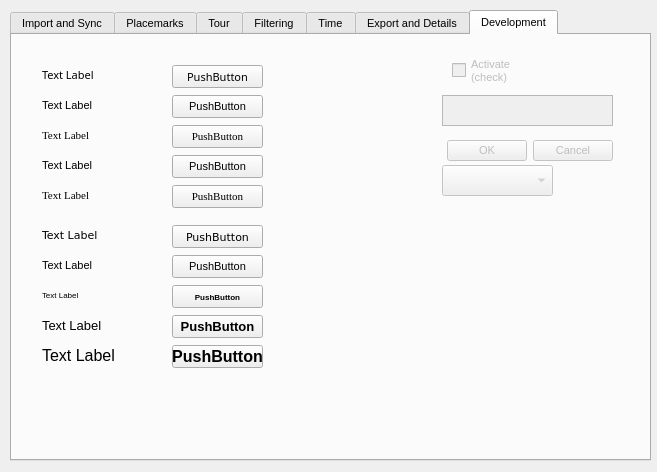
SeanKMcGinnis/250MilesCrossingPhila, file QGISPlugin/MilkMachine/ui_milkmachine.ui: the form before one commit.
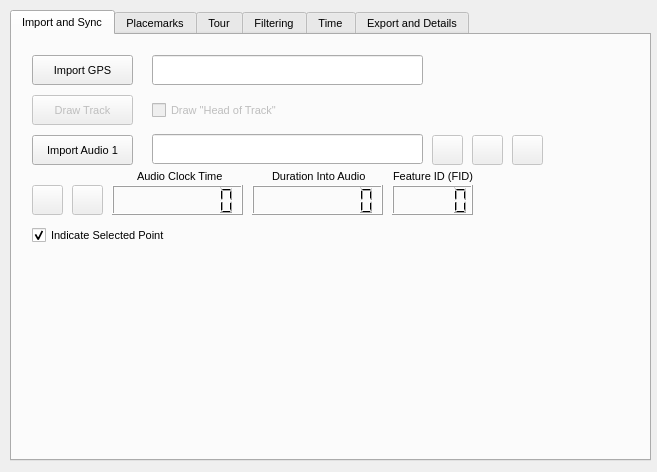
The form after the commit. The open tabs and pages were chosen to show the change. Icons and pictures are not drawn.

Commit message: Camera Symbolize & Select Identify

Patch:
```diff
--- a/QGISPlugin/MilkMachine/ui_milkmachine.ui
+++ b/QGISPlugin/MilkMachine/ui_milkmachine.ui
@@ -2128,6 +2128,116 @@
         </property>
        </widget>
       </widget>
+      <widget class="QWidget" name="tab_8">
+       <attribute name="title">
+        <string>Symbolize | Select</string>
+       </attribute>
+       <widget class="QPushButton" name="pushButton_visualization_camera_symbolize">
+        <property name="enabled">
+         <bool>false</bool>
+        </property>
+        <property name="geometry">
+         <rect>
+          <x>30</x>
+          <y>10</y>
+          <width>75</width>
+          <height>23</height>
+         </rect>
+        </property>
+        <property name="toolTip">
+         <string>&lt;html&gt;&lt;head/&gt;&lt;body&gt;&lt;p&gt;Clicking this button will populate the &amp;quot;symbcamera&amp;quot; field with the names of the &amp;quot;Tour&amp;quot; which have the same settings. The tour name will be appended with a number, which will match other rows if they are the same values and are next to one another. The camera fields that are compared to determine if they are the same are; &amp;quot;altitude&amp;quot;, &amp;quot;altitudemode&amp;quot;,&amp;quot;gxaltitudemode&amp;quot;,&amp;quot;gxhoriz&amp;quot;, &amp;quot;'roll&amp;quot; , &amp;quot;tilt&amp;quot;, &amp;quot;range&amp;quot;, and &amp;quot;follow_angle&amp;quot;.&lt;/p&gt;&lt;p&gt;&lt;br/&gt;&lt;/p&gt;&lt;p&gt; If no tour camera is set for the row, then nothing will be placed there. Once complete, the user can change the symbology in the &amp;quot;Style&amp;quot; tab to set custom symbols to represent the different tour elements that are the same. The active layer must be in an edit session.&lt;/p&gt;&lt;/body&gt;&lt;/html&gt;</string>
+        </property>
+        <property name="text">
+         <string>Symbolize</string>
+        </property>
+       </widget>
+       <widget class="QCheckBox" name="chkActivate">
+        <property name="enabled">
+         <bool>true</bool>
+        </property>
+        <property name="geometry">
+         <rect>
+          <x>30</x>
+          <y>50</y>
+          <width>171</width>
+          <height>31</height>
+         </rect>
+        </property>
+        <property name="toolTip">
+         <string>&lt;html&gt;&lt;head/&gt;&lt;body&gt;&lt;p&gt;When selected, the user can use the mouse to select a point. The text window below will show the results.&lt;/p&gt;&lt;/body&gt;&lt;/html&gt;</string>
+        </property>
+        <property name="text">
+         <string>Enable Camera Point Select</string>
+        </property>
+       </widget>
+       <widget class="QTextEdit" name="txtFeedback">
+        <property name="enabled">
+         <bool>true</bool>
+        </property>
+        <property name="geometry">
+         <rect>
+          <x>30</x>
+          <y>80</y>
+          <width>151</width>
+          <height>151</height>
+         </rect>
+        </property>
+        <property name="toolTip">
+         <string>&lt;html&gt;&lt;head/&gt;&lt;body&gt;&lt;p&gt;Resultf of the &amp;quot;click &amp;amp; identify&amp;quot; using the camera point selector.&lt;/p&gt;&lt;/body&gt;&lt;/html&gt;</string>
+        </property>
+       </widget>
+       <widget class="Line" name="line">
+        <property name="geometry">
+         <rect>
+          <x>20</x>
+          <y>40</y>
+          <width>251</width>
+          <height>16</height>
+         </rect>
+        </property>
+        <property name="orientation">
+         <enum>Qt::Horizontal</enum>
+        </property>
+       </widget>
+       <widget class="QPushButton" name="pushButton_visualization_camera_tofollow">
+        <property name="enabled">
+         <bool>false</bool>
+        </property>
+        <property name="geometry">
+         <rect>
+          <x>190</x>
+          <y>180</y>
+          <width>75</width>
+          <height>23</height>
+         </rect>
+        </property>
+        <property name="toolTip">
+         <string>&lt;html&gt;&lt;head/&gt;&lt;body&gt;&lt;p&gt;Apply the &amp;lt;Camera&amp;gt; settings in the results window to the fields in the &amp;quot;Follow&amp;quot; tab.&lt;/p&gt;&lt;/body&gt;&lt;/html&gt;</string>
+        </property>
+        <property name="text">
+         <string>To Follow</string>
+        </property>
+       </widget>
+       <widget class="QPushButton" name="pushButton_visualization_camera_tocustom">
+        <property name="enabled">
+         <bool>false</bool>
+        </property>
+        <property name="geometry">
+         <rect>
+          <x>190</x>
+          <y>210</y>
+          <width>75</width>
+          <height>23</height>
+         </rect>
+        </property>
+        <property name="toolTip">
+         <string>&lt;html&gt;&lt;head/&gt;&lt;body&gt;&lt;p&gt;Apply the &amp;lt;Camera&amp;gt; settings in the results window to the fields in the &amp;quot;Follow&amp;quot; tab.&lt;/p&gt;&lt;/body&gt;&lt;/html&gt;</string>
+        </property>
+        <property name="text">
+         <string>To Custom</string>
+        </property>
+       </widget>
+      </widget>
      </widget>
     </widget>
     <widget class="QLabel" name="label_13">
@@ -3235,447 +3345,6 @@
      </property>
     </widget>
    </widget>
-   <widget class="QWidget" name="tab">
-    <attribute name="title">
-     <string>Development</string>
-    </attribute>
-    <widget class="QTextEdit" name="txtFeedback">
-     <property name="enabled">
-      <bool>false</bool>
-     </property>
-     <property name="geometry">
-      <rect>
-       <x>430</x>
-       <y>60</y>
-       <width>171</width>
-       <height>31</height>
-      </rect>
-     </property>
-    </widget>
-    <widget class="QCheckBox" name="chkActivate">
-     <property name="enabled">
-      <bool>false</bool>
-     </property>
-     <property name="geometry">
-      <rect>
-       <x>440</x>
-       <y>20</y>
-       <width>171</width>
-       <height>31</height>
-      </rect>
-     </property>
-     <property name="text">
-      <string>Activate
-(check)</string>
-     </property>
-    </widget>
-    <widget class="QComboBox" name="comboBox_export">
-     <property name="enabled">
-      <bool>false</bool>
-     </property>
-     <property name="geometry">
-      <rect>
-       <x>430</x>
-       <y>130</y>
-       <width>111</width>
-       <height>31</height>
-      </rect>
-     </property>
-    </widget>
-    <widget class="QDialogButtonBox" name="buttonboxOkCancel">
-     <property name="enabled">
-      <bool>false</bool>
-     </property>
-     <property name="geometry">
-      <rect>
-       <x>430</x>
-       <y>100</y>
-       <width>171</width>
-       <height>32</height>
-      </rect>
-     </property>
-     <property name="orientation">
-      <enum>Qt::Horizontal</enum>
-     </property>
-     <property name="standardButtons">
-      <set>QDialogButtonBox::Cancel|QDialogButtonBox::Ok</set>
-     </property>
-    </widget>
-    <widget class="QLabel" name="label_43">
-     <property name="geometry">
-      <rect>
-       <x>30</x>
-       <y>30</y>
-       <width>111</width>
-       <height>20</height>
-      </rect>
-     </property>
-     <property name="font">
-      <font>
-       <family>Lucida Sans</family>
-      </font>
-     </property>
-     <property name="text">
-      <string>Text Label</string>
-     </property>
-    </widget>
-    <widget class="QPushButton" name="pushButton">
-     <property name="geometry">
-      <rect>
-       <x>160</x>
-       <y>30</y>
-       <width>91</width>
-       <height>23</height>
-      </rect>
-     </property>
-     <property name="font">
-      <font>
-       <family>Lucida Sans</family>
-      </font>
-     </property>
-     <property name="text">
-      <string>PushButton</string>
-     </property>
-    </widget>
-    <widget class="QPushButton" name="pushButton_2">
-     <property name="geometry">
-      <rect>
-       <x>160</x>
-       <y>60</y>
-       <width>91</width>
-       <height>23</height>
-      </rect>
-     </property>
-     <property name="font">
-      <font>
-       <family>Arial</family>
-      </font>
-     </property>
-     <property name="text">
-      <string>PushButton</string>
-     </property>
-    </widget>
-    <widget class="QLabel" name="label_45">
-     <property name="geometry">
-      <rect>
-       <x>30</x>
-       <y>60</y>
-       <width>111</width>
-       <height>20</height>
-      </rect>
-     </property>
-     <property name="font">
-      <font>
-       <family>Arial</family>
-      </font>
-     </property>
-     <property name="text">
-      <string>Text Label</string>
-     </property>
-    </widget>
-    <widget class="QLabel" name="label_46">
-     <property name="geometry">
-      <rect>
-       <x>30</x>
-       <y>90</y>
-       <width>111</width>
-       <height>20</height>
-      </rect>
-     </property>
-     <property name="font">
-      <font>
-       <family>Georgia</family>
-      </font>
-     </property>
-     <property name="text">
-      <string>Text Label</string>
-     </property>
-    </widget>
-    <widget class="QPushButton" name="pushButton_3">
-     <property name="geometry">
-      <rect>
-       <x>160</x>
-       <y>90</y>
-       <width>91</width>
-       <height>23</height>
-      </rect>
-     </property>
-     <property name="font">
-      <font>
-       <family>Georgia</family>
-      </font>
-     </property>
-     <property name="text">
-      <string>PushButton</string>
-     </property>
-    </widget>
-    <widget class="QLabel" name="label_47">
-     <property name="geometry">
-      <rect>
-       <x>30</x>
-       <y>120</y>
-       <width>111</width>
-       <height>20</height>
-      </rect>
-     </property>
-     <property name="font">
-      <font>
-       <family>Tahoma</family>
-      </font>
-     </property>
-     <property name="text">
-      <string>Text Label</string>
-     </property>
-    </widget>
-    <widget class="QPushButton" name="pushButton_4">
-     <property name="geometry">
-      <rect>
-       <x>160</x>
-       <y>120</y>
-       <width>91</width>
-       <height>23</height>
-      </rect>
-     </property>
-     <property name="font">
-      <font>
-       <family>Tahoma</family>
-      </font>
-     </property>
-     <property name="text">
-      <string>PushButton</string>
-     </property>
-    </widget>
-    <widget class="QLabel" name="label_48">
-     <property name="geometry">
-      <rect>
-       <x>30</x>
-       <y>150</y>
-       <width>111</width>
-       <height>20</height>
-      </rect>
-     </property>
-     <property name="font">
-      <font>
-       <family>Times New Roman</family>
-      </font>
-     </property>
-     <property name="text">
-      <string>Text Label</string>
-     </property>
-    </widget>
-    <widget class="QPushButton" name="pushButton_5">
-     <property name="geometry">
-      <rect>
-       <x>160</x>
-       <y>150</y>
-       <width>91</width>
-       <height>23</height>
-      </rect>
-     </property>
-     <property name="font">
-      <font>
-       <family>Times New Roman</family>
-      </font>
-     </property>
-     <property name="text">
-      <string>PushButton</string>
-     </property>
-    </widget>
-    <widget class="QLabel" name="label_52">
-     <property name="geometry">
-      <rect>
-       <x>30</x>
-       <y>190</y>
-       <width>111</width>
-       <height>20</height>
-      </rect>
-     </property>
-     <property name="font">
-      <font>
-       <family>Verdana</family>
-      </font>
-     </property>
-     <property name="text">
-      <string>Text Label</string>
-     </property>
-    </widget>
-    <widget class="QPushButton" name="pushButton_6">
-     <property name="geometry">
-      <rect>
-       <x>160</x>
-       <y>190</y>
-       <width>91</width>
-       <height>23</height>
-      </rect>
-     </property>
-     <property name="font">
-      <font>
-       <family>Verdana</family>
-      </font>
-     </property>
-     <property name="text">
-      <string>PushButton</string>
-     </property>
-    </widget>
-    <widget class="QLabel" name="label_62">
-     <property name="geometry">
-      <rect>
-       <x>30</x>
-       <y>220</y>
-       <width>111</width>
-       <height>20</height>
-      </rect>
-     </property>
-     <property name="font">
-      <font>
-       <family>Microsoft Sans Serif</family>
-      </font>
-     </property>
-     <property name="text">
-      <string>Text Label</string>
-     </property>
-    </widget>
-    <widget class="QPushButton" name="pushButton_7">
-     <property name="geometry">
-      <rect>
-       <x>160</x>
-       <y>220</y>
-       <width>91</width>
-       <height>23</height>
-      </rect>
-     </property>
-     <property name="font">
-      <font>
-       <family>Microsoft Sans Serif</family>
-       <weight>50</weight>
-       <bold>false</bold>
-      </font>
-     </property>
-     <property name="text">
-      <string>PushButton</string>
-     </property>
-    </widget>
-    <widget class="QLabel" name="label_63">
-     <property name="geometry">
-      <rect>
-       <x>30</x>
-       <y>250</y>
-       <width>111</width>
-       <height>20</height>
-      </rect>
-     </property>
-     <property name="font">
-      <font>
-       <family>MS Shell Dlg 2</family>
-       <pointsize>6</pointsize>
-      </font>
-     </property>
-     <property name="text">
-      <string>Text Label</string>
-     </property>
-    </widget>
-    <widget class="QPushButton" name="pushButton_8">
-     <property name="geometry">
-      <rect>
-       <x>160</x>
-       <y>250</y>
-       <width>91</width>
-       <height>23</height>
-      </rect>
-     </property>
-     <property name="font">
-      <font>
-       <family>MS Shell Dlg 2</family>
-       <pointsize>6</pointsize>
-       <weight>75</weight>
-       <bold>true</bold>
-      </font>
-     </property>
-     <property name="text">
-      <string>PushButton</string>
-     </property>
-    </widget>
-    <widget class="QLabel" name="label_64">
-     <property name="geometry">
-      <rect>
-       <x>30</x>
-       <y>280</y>
-       <width>111</width>
-       <height>20</height>
-      </rect>
-     </property>
-     <property name="font">
-      <font>
-       <family>MS Shell Dlg 2</family>
-       <pointsize>10</pointsize>
-      </font>
-     </property>
-     <property name="text">
-      <string>Text Label</string>
-     </property>
-    </widget>
-    <widget class="QPushButton" name="pushButton_9">
-     <property name="geometry">
-      <rect>
-       <x>160</x>
-       <y>280</y>
-       <width>91</width>
-       <height>23</height>
-      </rect>
-     </property>
-     <property name="font">
-      <font>
-       <family>MS Shell Dlg 2</family>
-       <pointsize>10</pointsize>
-       <weight>75</weight>
-       <bold>true</bold>
-      </font>
-     </property>
-     <property name="text">
-      <string>PushButton</string>
-     </property>
-    </widget>
-    <widget class="QLabel" name="label_65">
-     <property name="geometry">
-      <rect>
-       <x>30</x>
-       <y>310</y>
-       <width>111</width>
-       <height>20</height>
-      </rect>
-     </property>
-     <property name="font">
-      <font>
-       <family>MS Shell Dlg 2</family>
-       <pointsize>12</pointsize>
-      </font>
-     </property>
-     <property name="text">
-      <string>Text Label</string>
-     </property>
-    </widget>
-    <widget class="QPushButton" name="pushButton_10">
-     <property name="geometry">
-      <rect>
-       <x>160</x>
-       <y>310</y>
-       <width>91</width>
-       <height>23</height>
-      </rect>
-     </property>
-     <property name="font">
-      <font>
-       <family>MS Shell Dlg 2</family>
-       <pointsize>12</pointsize>
-       <weight>75</weight>
-       <bold>true</bold>
-      </font>
-     </property>
-     <property name="text">
-      <string>PushButton</string>
-     </property>
-    </widget>
-   </widget>
   </widget>
  </widget>
  <tabstops>
```
Left out of the diff: 70 changed lines with no effect on the pictures. The commit also changes 8 other files.
